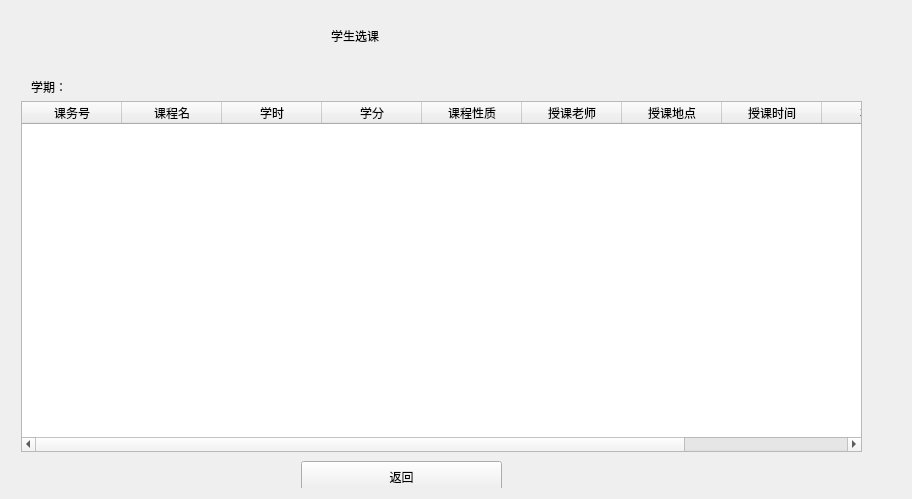
Old version of the form student.ui in the repository Database-Course-Developers/Educational_Administration_System.
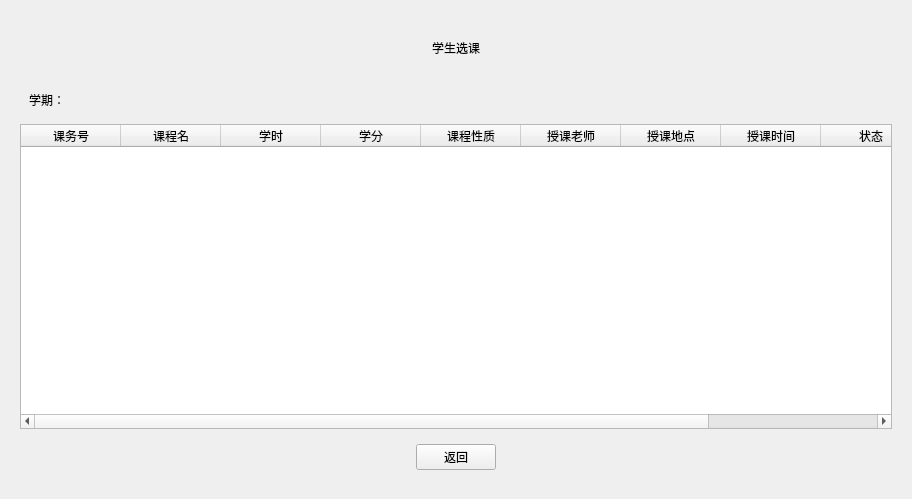
New version of the form. The open tabs and pages were chosen to show the change.

```diff
--- a/student.ui
+++ b/student.ui
@@ -393,15 +393,89 @@
       </widget>
      </widget>
      <widget class="QWidget" name="stuChooselessonPage">
+      <layout class="QVBoxLayout" name="verticalLayout_9">
+       <item>
+        <widget class="QWidget" name="widget_19" native="true">
+         <layout class="QVBoxLayout" name="verticalLayout_8">
+          <item>
+           <widget class="QWidget" name="widget_16" native="true">
+            <layout class="QHBoxLayout" name="horizontalLayout_5">
+             <item>
+              <spacer name="horizontalSpacer_8">
+               <property name="orientation">
+                <enum>Qt::Horizontal</enum>
+               </property>
+               <property name="sizeHint" stdset="0">
+                <size>
+                 <width>40</width>
+                 <height>20</height>
+                </size>
+               </property>
+              </spacer>
+             </item>
+             <item>
+              <widget class="QLabel" name="label_15">
+               <property name="styleSheet">
+                <string notr="true">font: 26pt &quot;AcadEref&quot;;</string>
+               </property>
+               <property name="text">
+                <string>学生选课</string>
+               </property>
+              </widget>
+             </item>
+             <item>
+              <spacer name="horizontalSpacer_9">
+               <property name="orientation">
+                <enum>Qt::Horizontal</enum>
+               </property>
+               <property name="sizeHint" stdset="0">
+                <size>
+                 <width>40</width>
+                 <height>20</height>
+                </size>
+               </property>
+              </spacer>
+             </item>
+            </layout>
+           </widget>
+          </item>
+         </layout>
+        </widget>
+       </item>
+       <item>
+        <widget class="QWidget" name="widget_12" native="true">
+         <layout class="QHBoxLayout" name="horizontalLayout_6">
+          <item>
+           <widget class="QLabel" name="label_14">
+            <property name="sizePolicy">
+             <sizepolicy hsizetype="Fixed" vsizetype="Preferred">
+              <horstretch>0</horstretch>
+              <verstretch>0</verstretch>
+             </sizepolicy>
+            </property>
+            <property name="styleSheet">
+             <string notr="true">font: 11pt &quot;AcadEref&quot;;</string>
+            </property>
+            <property name="text">
+             <string>学期：</string>
+            </property>
+           </widget>
+          </item>
+          <item>
+           <widget class="QLabel" name="ChooseLesson_time_label">
+            <property name="styleSheet">
+             <string notr="true">font: 11pt &quot;AcadEref&quot;;</string>
+            </property>
+            <property name="text">
+             <string/>
+            </property>
+           </widget>
+          </item>
+         </layout>
+        </widget>
+       </item>
+       <item>
       <widget class="QTableWidget" name="chooseLessonTable">
-       <property name="geometry">
-        <rect>
-         <x>10</x>
-         <y>90</y>
-         <width>841</width>
-         <height>351</height>
-        </rect>
-       </property>
        <property name="editTriggers">
         <set>QAbstractItemView::NoEditTriggers</set>
        </property>
@@ -456,97 +530,47 @@
         </property>
        </column>
       </widget>
-      <widget class="QWidget" name="widget_12" native="true">
-       <property name="geometry">
-        <rect>
-         <x>10</x>
-         <y>60</y>
-         <width>841</width>
-         <height>31</height>
-        </rect>
-       </property>
-       <widget class="QLabel" name="label_14">
-        <property name="geometry">
-         <rect>
-          <x>10</x>
-          <y>5</y>
-          <width>41</width>
-          <height>21</height>
-         </rect>
-        </property>
-        <property name="styleSheet">
-         <string notr="true">font: 11pt &quot;AcadEref&quot;;</string>
-        </property>
-        <property name="text">
-         <string>学期：</string>
-        </property>
-       </widget>
-       <widget class="QLabel" name="ChooseLesson_time_label">
-        <property name="geometry">
-         <rect>
-          <x>70</x>
-          <y>0</y>
-          <width>141</width>
-          <height>31</height>
-         </rect>
-        </property>
-        <property name="styleSheet">
-         <string notr="true">font: 11pt &quot;AcadEref&quot;;</string>
-        </property>
-        <property name="text">
-         <string/>
-        </property>
-       </widget>
-      </widget>
+       </item>
+       <item>
       <widget class="QWidget" name="widget_15" native="true">
-       <property name="geometry">
-        <rect>
-         <x>220</x>
-         <y>450</y>
-         <width>331</width>
-         <height>31</height>
-        </rect>
-       </property>
+         <layout class="QHBoxLayout" name="horizontalLayout_7">
+          <item>
+           <spacer name="horizontalSpacer_6">
+            <property name="orientation">
+             <enum>Qt::Horizontal</enum>
+            </property>
+            <property name="sizeHint" stdset="0">
+             <size>
+              <width>40</width>
+              <height>20</height>
+             </size>
+            </property>
+           </spacer>
+          </item>
+          <item>
        <widget class="QPushButton" name="pBstuChooselessonBack">
-        <property name="geometry">
-         <rect>
-          <x>70</x>
-          <y>0</y>
-          <width>201</width>
-          <height>31</height>
-         </rect>
-        </property>
         <property name="text">
          <string>返回</string>
         </property>
        </widget>
-      </widget>
-      <widget class="QWidget" name="widget_16" native="true">
-       <property name="geometry">
-        <rect>
-         <x>20</x>
-         <y>0</y>
-         <width>841</width>
-         <height>61</height>
-        </rect>
-       </property>
-       <widget class="QLabel" name="label_15">
-        <property name="geometry">
-         <rect>
-          <x>300</x>
-          <y>0</y>
-          <width>172</width>
-          <height>49</height>
-         </rect>
-        </property>
-        <property name="styleSheet">
-         <string notr="true">font: 26pt &quot;AcadEref&quot;;</string>
-        </property>
-        <property name="text">
-         <string>学生选课</string>
-        </property>
-       </widget>
-      </widget>
+          </item>
+          <item>
+           <spacer name="horizontalSpacer_7">
+            <property name="orientation">
+             <enum>Qt::Horizontal</enum>
+            </property>
+            <property name="sizeHint" stdset="0">
+             <size>
+              <width>40</width>
+              <height>20</height>
+             </size>
+            </property>
+           </spacer>
+          </item>
+         </layout>
+        </widget>
+       </item>
+      </layout>
      </widget>
      <widget class="QWidget" name="stuPlanPage">
       <widget class="QLabel" name="label_18">
```
Left out of the diff: 182 changed lines with no effect on the pictures. Lines whose indentation alone changed are shown as unchanged.
